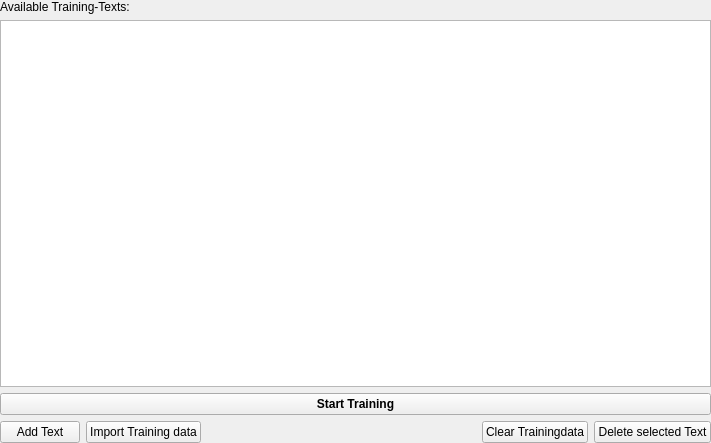
Old version of the form simon/src/simonmodelmanagementui/trainmain.ui in the repository KDE/simon.
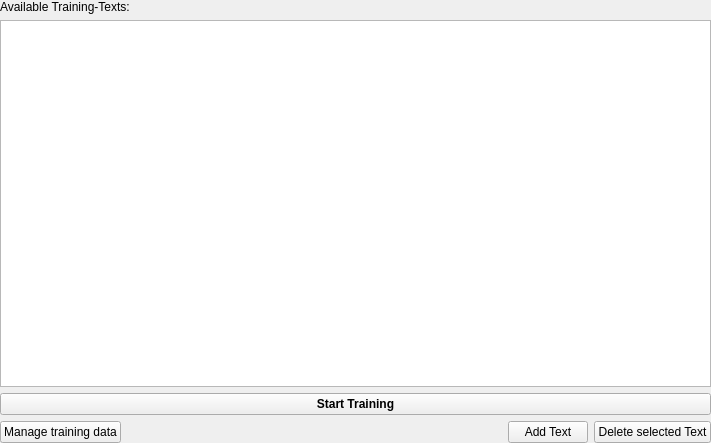
New version of the form. Icons and pictures are not drawn. Custom widgets are drawn as their Qt base class.

The edit to the form file:
```diff
--- a/simon/src/simonmodelmanagementui/trainmain.ui
+++ b/simon/src/simonmodelmanagementui/trainmain.ui
@@ -73,22 +73,12 @@
    <item>
     <layout class="QHBoxLayout">
      <item>
-      <widget class="KPushButton" name="pbImportText">
+      <widget class="KPushButton" name="pbManageSamples">
        <property name="toolTip">
         <string>Import new texts from local files or from an online repository</string>
        </property>
        <property name="text">
-        <string>Add Text</string>
-       </property>
-      </widget>
-     </item>
-     <item>
-      <widget class="KPushButton" name="pbImportDir">
-       <property name="toolTip">
-        <string>Import training corpuses from other simon versions</string>
-       </property>
-       <property name="text">
-        <string>Import Training data</string>
+        <string>Manage training data</string>
        </property>
       </widget>
      </item>
@@ -106,12 +96,12 @@
       </spacer>
      </item>
      <item>
-      <widget class="KPushButton" name="pbClearTrainingdata">
+      <widget class="KPushButton" name="pbImportText">
        <property name="toolTip">
         <string>Removes all training samples from the corpus</string>
        </property>
        <property name="text">
-        <string>Clear Trainingdata</string>
+        <string>Add Text</string>
        </property>
       </widget>
      </item>
```
Left out of the diff: 4 changed lines with no effect on the pictures.
